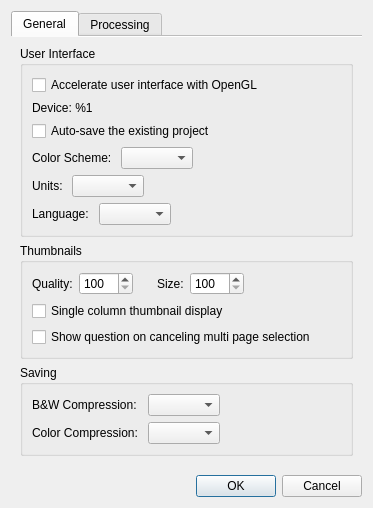
Old version of the form src/scantailor/app/ui/dialogs/SettingsDialog.ui in the repository adehad/py-scantailor.
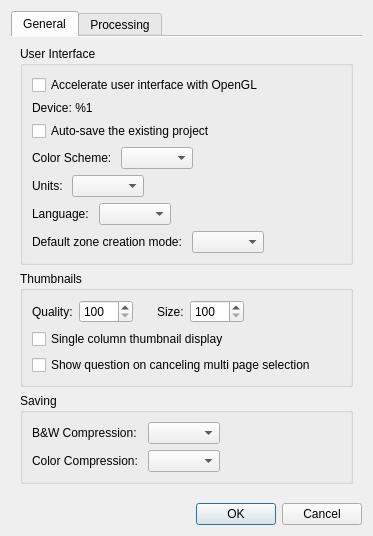
New version of the form.

Commit message:
Wire the round 14 features into the main window, settings, persistence and docs
Adds pause thumbnail reordering, reverse two-page order, Ctrl+drag selection, the default zone mode,
the new icons, and the relinking dialog for a missing output folder.
Fixes #25

Patch:
```diff
--- a/src/scantailor/app/ui/dialogs/SettingsDialog.ui
+++ b/src/scantailor/app/ui/dialogs/SettingsDialog.ui
@@ -135,6 +135,37 @@
             </item>
            </layout>
           </item>
+          <item>
+           <layout class="QHBoxLayout" name="horizontalLayout_zoneMode">
+            <item>
+             <widget class="QLabel" name="zoneCreationModeLabel">
+              <property name="text">
+               <string>Default zone creation mode: </string>
+              </property>
+             </widget>
+            </item>
+            <item>
+             <widget class="QComboBox" name="zoneCreationModeBox">
+              <property name="toolTip">
+               <string>How new zones in the Output view are drawn. Use Z, X and C keys to switch the mode while editing.</string>
+              </property>
+             </widget>
+            </item>
+            <item>
+             <spacer name="horizontalSpacer_zoneMode">
+              <property name="orientation">
+               <enum>Qt::Horizontal</enum>
+              </property>
+              <property name="sizeHint" stdset="0">
+               <size>
+                <width>1</width>
+                <height>1</height>
+               </size>
+              </property>
+             </spacer>
+            </item>
+           </layout>
+          </item>
          </layout>
          <zorder>enableOpenglCb</zorder>
          <zorder>autoSaveProjectCB</zorder>
```
The commit also changes 35 other files.
